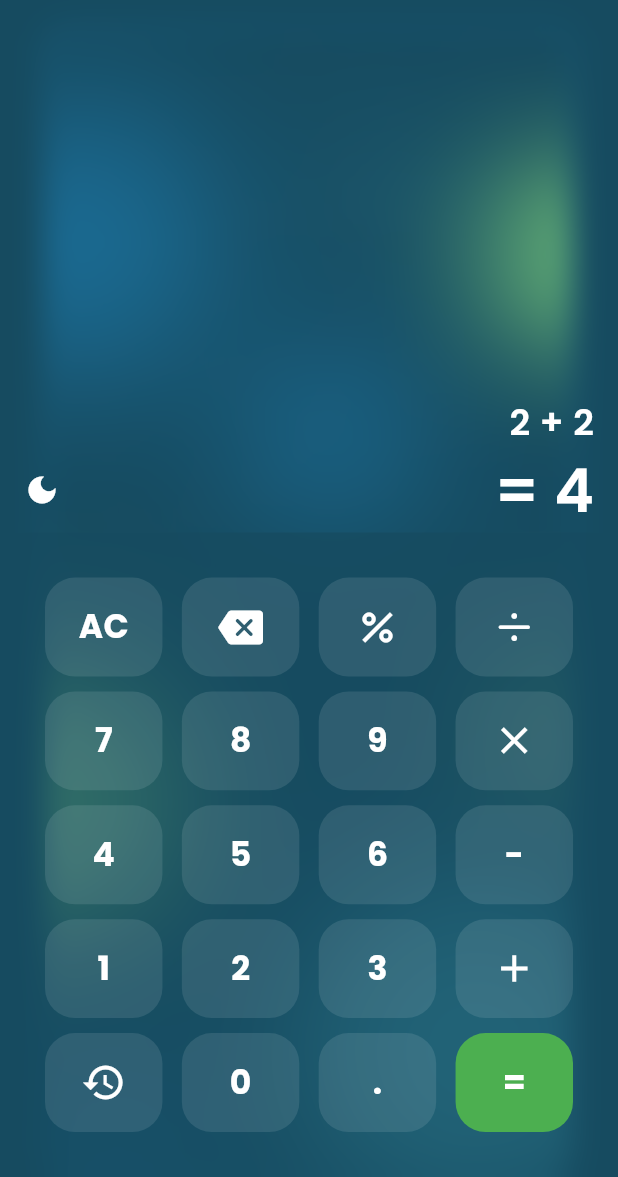
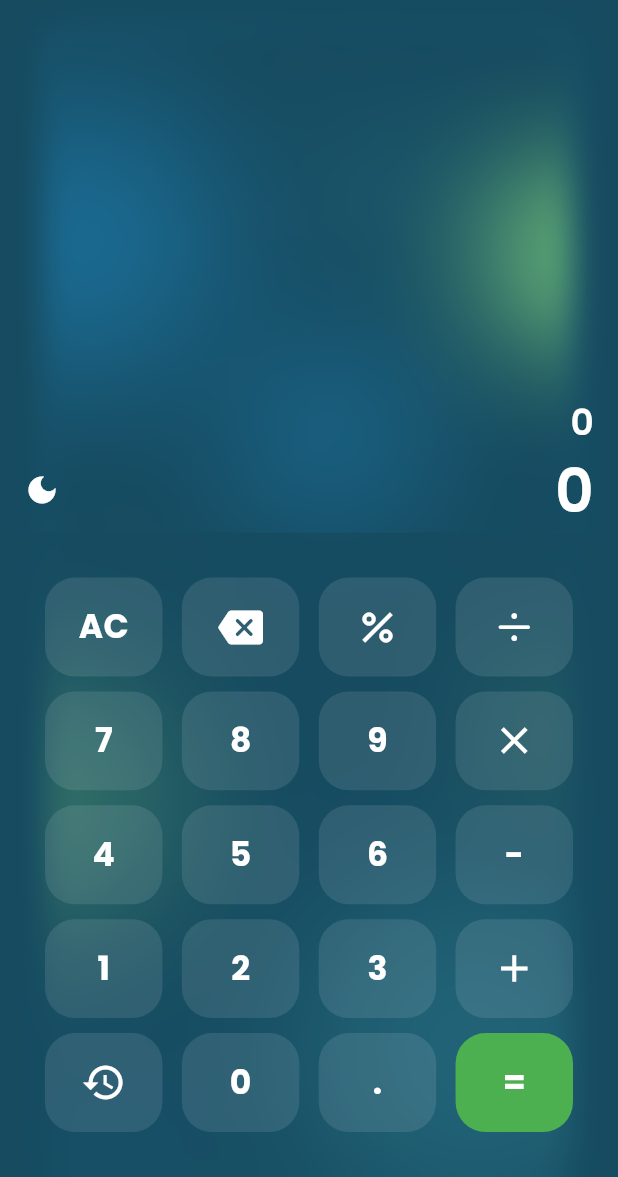
Before and after one commit to Davidciro-333/calculator, a Flutter app: the screen it shows after launch, on a phone screen of 412 x 824 dp, the part 59-1236 px from its top. Run offline on Flutter 3.47's test engine with Material 3 defaults, Android fonts, the phone set to English and light mode, and no system bars.

Commit message:
OperationArea completed, numbers and operators working correctly. Using Provider as state management.

```diff
--- a/lib/app/view/calculator_page/calculator_page.dart
+++ b/lib/app/view/calculator_page/calculator_page.dart
@@ -1,9 +1,11 @@
 import 'dart:ui';
+import 'package:calculator/app/logic_operational/calculator_model.dart';
 import 'package:calculator/app/utils/colors.dart';
 import 'package:calculator/app/view/components/button_operation.dart';
 import 'package:calculator/app/view/components/title.dart';
 import 'package:flutter/cupertino.dart';
 import 'package:flutter/material.dart';
+import 'package:provider/provider.dart';
 
 class CalculatorPage extends StatelessWidget {
   const CalculatorPage({super.key});
@@ -76,6 +78,8 @@ class ResultArea extends StatelessWidget {
 
   @override
   Widget build(BuildContext context) {
+    final calculator = Provider.of<CalculatorModel>(context);
+
     return Expanded(
       child: Container(
           width: double.maxFinite,
@@ -86,11 +90,11 @@ class ResultArea extends StatelessWidget {
             child: Column(
               mainAxisAlignment: MainAxisAlignment.end,
               children: [
-                const Row(
+                Row(
                   mainAxisAlignment: MainAxisAlignment.end,
                   children: [
-                    Text('2 + 2',
-                        style: TextStyle(
+                    Text(calculator.display,
+                        style: const TextStyle(
                             fontSize: 24, fontWeight: FontWeight.w600)),
                   ],
                 ),
@@ -104,8 +108,8 @@ class ResultArea extends StatelessWidget {
                           Icons.dark_mode,
                           color: textColor,
                         )),
-                    const Text('= 4',
-                        style: TextStyle(
+                    Text(calculator.display,
+                        style: const TextStyle(
                             fontSize: 40, fontWeight: FontWeight.w600)),
                   ],
                 ),
@@ -156,28 +160,74 @@ class OperationArea extends StatelessWidget {
   }
 }
 
-class LineFive extends StatelessWidget {
-  const LineFive({
+class LineOne extends StatelessWidget {
+  const LineOne({
     super.key,
   });
 
   @override
   Widget build(BuildContext context) {
-    return const Row(
+    final calculator = Provider.of<CalculatorModel>(context);
+
+    return Row(
       mainAxisAlignment: MainAxisAlignment.spaceBetween,
       children: [
-        ButtonOperation(showIcon: true, icon: Icons.history, text: '1'),
-        Padding(padding: EdgeInsets.only(right: 0)),
-        ButtonOperation(showIcon: false, icon: Icons.clear, text: '0'),
-        Padding(padding: EdgeInsets.only(right: 0)),
-        ButtonOperation(showIcon: false, icon: Icons.clear, text: '.'),
-        Padding(padding: EdgeInsets.only(right: 0)),
+        ButtonOperation(onPressed: () => calculator.clear(),showIcon: false, icon: Icons.clear, text: 'AC'),
+        const Padding(padding: EdgeInsets.only(right: 0)),
+        ButtonOperation(onPressed: () => calculator.backspace(),
+            showIcon: true, icon: Icons.backspace_rounded, text: ''),
+        const Padding(padding: EdgeInsets.only(right: 0)),
+        const ButtonOperation(showIcon: true, icon: Icons.percent, text: ''),
+        const Padding(padding: EdgeInsets.only(right: 0)),
+        ButtonOperation(onPressed: () => calculator.setOperation('/'), showIcon: true, icon: CupertinoIcons.divide, text: '÷'),
+      ],
+    );
+  }
+}
+
+class LineTwo extends StatelessWidget {
+  const LineTwo({
+    super.key,
+  });
+
+  @override
+  Widget build(BuildContext context) {
+    final calculator = Provider.of<CalculatorModel>(context);
+    return Row(
+      mainAxisAlignment: MainAxisAlignment.spaceBetween,
+      children: [
+        ButtonOperation(onPressed: () => calculator.inputDigit('7') ,showIcon: false, icon: Icons.clear, text: '7'),
+        const Padding(padding: EdgeInsets.only(right: 0)),
+        ButtonOperation(onPressed: () => calculator.inputDigit('8') ,showIcon: false, icon: Icons.clear, text: '8'),
+        const Padding(padding: EdgeInsets.only(right: 0)),
+        ButtonOperation(onPressed: () => calculator.inputDigit('9') ,showIcon: false, icon: Icons.clear, text: '9'),
+        const Padding(padding: EdgeInsets.only(right: 0)),
+        ButtonOperation(onPressed: () => calculator.setOperation('*'), showIcon: true, icon: Icons.clear, text: 'AC'),
+      ],
+    );
+  }
+}
+
+class LineThree extends StatelessWidget {
+  const LineThree({
+    super.key,
+  });
+
+  @override
+  Widget build(BuildContext context) {
+    final calculator = Provider.of<CalculatorModel>(context);
+    return Row(
+      mainAxisAlignment: MainAxisAlignment.spaceBetween,
+      children: [
+        ButtonOperation(onPressed: () => calculator.inputDigit('4') ,showIcon: false, icon: Icons.clear, text: '4'),
+        const Padding(padding: EdgeInsets.only(right: 0)),
+        ButtonOperation(onPressed: () => calculator.inputDigit('5'), showIcon: false, icon: Icons.clear, text: '5'),
+        const Padding(padding: EdgeInsets.only(right: 0)),
+        ButtonOperation(onPressed: () => calculator.inputDigit('3'), showIcon: false, icon: Icons.clear, text: '6'),
+        const Padding(padding: EdgeInsets.only(right: 0)),
         ButtonOperation(
-          showIcon: false,
-          icon: CupertinoIcons.equal,
-          text: '=',
-          backColor: Colors.green,
-        ),
+            onPressed: () => calculator.setOperation('-') ,
+            showIcon: false, icon: Icons.minimize_rounded, text: '-'),
       ],
     );
   }
@@ -190,84 +240,49 @@ class LineFour extends StatelessWidget {
 
   @override
   Widget build(BuildContext context) {
-    return const Row(
+    final calculator = Provider.of<CalculatorModel>(context);
+
+    return Row(
       mainAxisAlignment: MainAxisAlignment.spaceBetween,
       children: [
-        ButtonOperation(showIcon: false, icon: Icons.clear, text: '1'),
-        Padding(padding: EdgeInsets.only(right: 0)),
-        ButtonOperation(showIcon: false, icon: Icons.clear, text: '2'),
-        Padding(padding: EdgeInsets.only(right: 0)),
-        ButtonOperation(showIcon: false, icon: Icons.clear, text: '3'),
-        Padding(padding: EdgeInsets.only(right: 0)),
-        ButtonOperation(showIcon: true, icon: Icons.add, text: '+'),
+        ButtonOperation(onPressed: () => calculator.inputDigit('1'), showIcon: false, icon: Icons.clear, text: '1'),
+        const Padding(padding: EdgeInsets.only(right: 0)),
+        ButtonOperation(onPressed: () => calculator.inputDigit('2'), showIcon: false, icon: Icons.clear, text: '2'),
+        const Padding(padding: EdgeInsets.only(right: 0)),
+        ButtonOperation(onPressed: () => calculator.inputDigit('3'), showIcon: false, icon: Icons.clear, text: '3'),
+        const Padding(padding: EdgeInsets.only(right: 0)),
+        ButtonOperation(onPressed: () => calculator.setOperation('+'), showIcon: true, icon: Icons.add, text: '+'),
       ],
     );
   }
 }
 
-class LineThree extends StatelessWidget {
-  const LineThree({
+class LineFive extends StatelessWidget {
+  const LineFive({
     super.key,
   });
 
   @override
   Widget build(BuildContext context) {
-    return const Row(
+    final calculator = Provider.of<CalculatorModel>(context);
+
+    return Row(
       mainAxisAlignment: MainAxisAlignment.spaceBetween,
       children: [
-        ButtonOperation(showIcon: false, icon: Icons.clear, text: '4'),
-        Padding(padding: EdgeInsets.only(right: 0)),
-        ButtonOperation(showIcon: false, icon: Icons.clear, text: '5'),
-        Padding(padding: EdgeInsets.only(right: 0)),
-        ButtonOperation(showIcon: false, icon: Icons.clear, text: '6'),
-        Padding(padding: EdgeInsets.only(right: 0)),
-        ButtonOperation(showIcon: false, icon: Icons.minimize_rounded, text: '-'),
+        const ButtonOperation(showIcon: true, icon: Icons.history, text: '1'),
+        const Padding(padding: EdgeInsets.only(right: 0)),
+        ButtonOperation(onPressed: () => calculator.inputDigit('0'), showIcon: false, icon: Icons.clear, text: '0'),
+        const Padding(padding: EdgeInsets.only(right: 0)),
+        ButtonOperation(onPressed: () => calculator.inputDot(), showIcon: false, icon: Icons.clear, text: '.'),
+        const Padding(padding: EdgeInsets.only(right: 0)),
+        ButtonOperation(
+          onPressed: () => calculator.calculate(),
+          showIcon: false,
+          icon: CupertinoIcons.equal,
+          text: '=',
+          backColor: Colors.green,
+        ),
       ],
     );
   }
 }
-
-class LineTwo extends StatelessWidget {
-  const LineTwo({
-    super.key,
-  });
-
-  @override
-  Widget build(BuildContext context) {
-    return const Row(
-      mainAxisAlignment: MainAxisAlignment.spaceBetween,
-      children: [
-        ButtonOperation(showIcon: false, icon: Icons.clear, text: '7'),
-        Padding(padding: EdgeInsets.only(right: 0)),
-        ButtonOperation(showIcon: false, icon: Icons.clear, text: '8'),
-        Padding(padding: EdgeInsets.only(right: 0)),
-        ButtonOperation(showIcon: false, icon: Icons.clear, text: '9'),
-        Padding(padding: EdgeInsets.only(right: 0)),
-        ButtonOperation(showIcon: true, icon: Icons.clear, text: 'AC'),
-      ],
-    );
-  }
-}
-
-class LineOne extends StatelessWidget {
-  const LineOne({
-    super.key,
-  });
-
-  @override
-  Widget build(BuildContext context) {
-    return const Row(
-      mainAxisAlignment: MainAxisAlignment.spaceBetween,
-      children: [
-        ButtonOperation(showIcon: false, icon: Icons.clear, text: 'AC'),
-        Padding(padding: EdgeInsets.only(right: 0)),
-        ButtonOperation(
-            showIcon: true, icon: Icons.backspace_rounded, text: ''),
-        Padding(padding: EdgeInsets.only(right: 0)),
-        ButtonOperation(showIcon: true, icon: Icons.percent, text: ''),
-        Padding(padding: EdgeInsets.only(right: 0)),
-        ButtonOperation(showIcon: true, icon: CupertinoIcons.divide, text: '÷'),
-      ],
-    );
-  }
-}
--- a/lib/app/view/components/button_operation.dart
+++ b/lib/app/view/components/button_operation.dart
@@ -1,13 +1,16 @@
+import 'package:calculator/app/logic_operational/calculator_model.dart';
 import 'package:calculator/app/utils/colors.dart';
 import 'package:flutter/material.dart';
+import 'package:provider/provider.dart';
 
 class ButtonOperation extends StatelessWidget {
-  const ButtonOperation({super.key, required this.showIcon, required this.icon, required this.text, this.fontSizeButton, this.backColor});
+  const ButtonOperation({super.key, required this.showIcon, required this.icon, required this.text, this.fontSizeButton, this.backColor, this.onPressed});
   final bool showIcon;
   final IconData icon;
   final String text;
   final double? fontSizeButton;
   final Color? backColor;
+  final VoidCallback? onPressed;
 
   @override
   Widget build(BuildContext context) {
@@ -31,7 +34,7 @@ class ButtonOperation extends StatelessWidget {
         ),
         highlightColor: Colors.blueGrey,
         alignment: Alignment.center,
-        onPressed: () {},
+        onPressed: onPressed,
         icon: showIcon ? Icon(
           icon,
           color: textColor,
--- a/pubspec.yaml
+++ b/pubspec.yaml
@@ -30,6 +30,7 @@ environment:
 dependencies:
   flutter:
     sdk: flutter
+  provider: ^6.1.2
 
 
   # The following adds the Cupertino Icons font to your application.
```
Also changed, not shown: lib/app/logic_operational/calculator_model.dart (added, +76 -0 lines), lib/app/view/components/RowOperation.dart (deleted, +0 -22 lines), lib/main.dart (+8 -1 lines), pubspec.lock.
